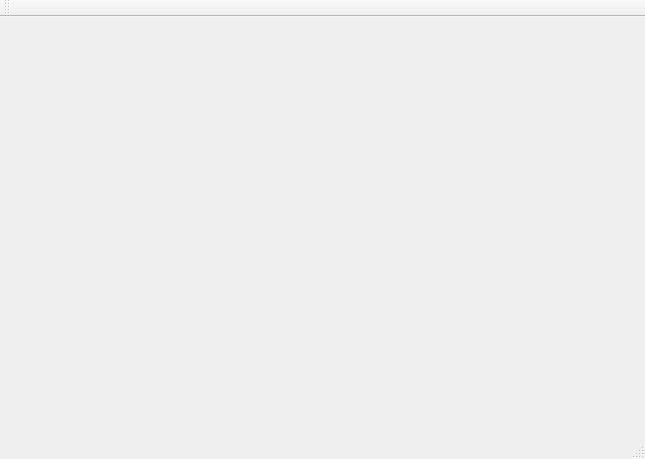
Qt form fx-control/mainwindow.ui (mattvenn/teensy-audio-fx) before a commit.
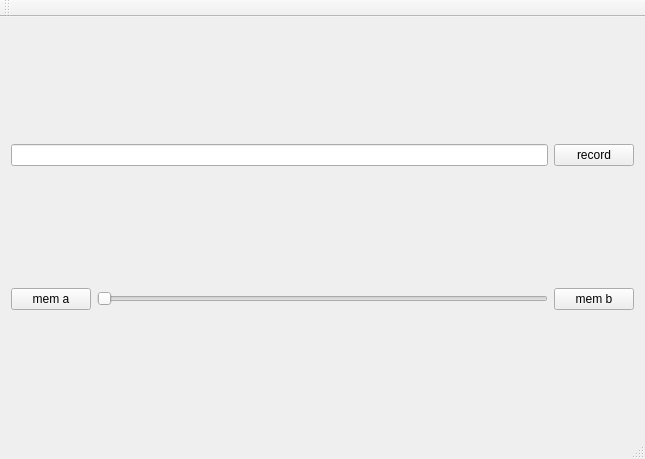
The same form after that commit.

Commit message: mix pre delay and bpf

The edit to the form file:
```diff
--- a/fx-control/mainwindow.ui
+++ b/fx-control/mainwindow.ui
@@ -14,7 +14,52 @@
    <string>MainWindow</string>
   </property>
   <widget class="QWidget" name="centralWidget">
-   <layout class="QHBoxLayout" name="horizontalLayout">
+   <layout class="QVBoxLayout" name="verticalLayout">
+    <item>
+     <layout class="QHBoxLayout" name="horizontalLayout">
+      <item>
+       <widget class="QLineEdit" name="lineEdit_bpm"/>
+      </item>
+      <item>
+       <widget class="QPushButton" name="button_rec">
+        <property name="text">
+         <string>record</string>
+        </property>
+       </widget>
+      </item>
+     </layout>
+    </item>
+    <item>
+     <layout class="QHBoxLayout" name="horizontalLayout_2">
+      <property name="topMargin">
+       <number>0</number>
+      </property>
+      <item>
+       <widget class="QPushButton" name="button_mema">
+        <property name="text">
+         <string>mem a</string>
+        </property>
+       </widget>
+      </item>
+      <item>
+       <widget class="QSlider" name="slider_ab">
+        <property name="minimum">
+         <number>0</number>
+        </property>
+        <property name="orientation">
+         <enum>Qt::Horizontal</enum>
+        </property>
+       </widget>
+      </item>
+      <item>
+       <widget class="QPushButton" name="button_memb">
+        <property name="text">
+         <string>mem b</string>
+        </property>
+       </widget>
+      </item>
+     </layout>
+    </item>
     <item>
      <layout class="QHBoxLayout" name="layout"/>
     </item>
```
The commit also changes 2 other files.
